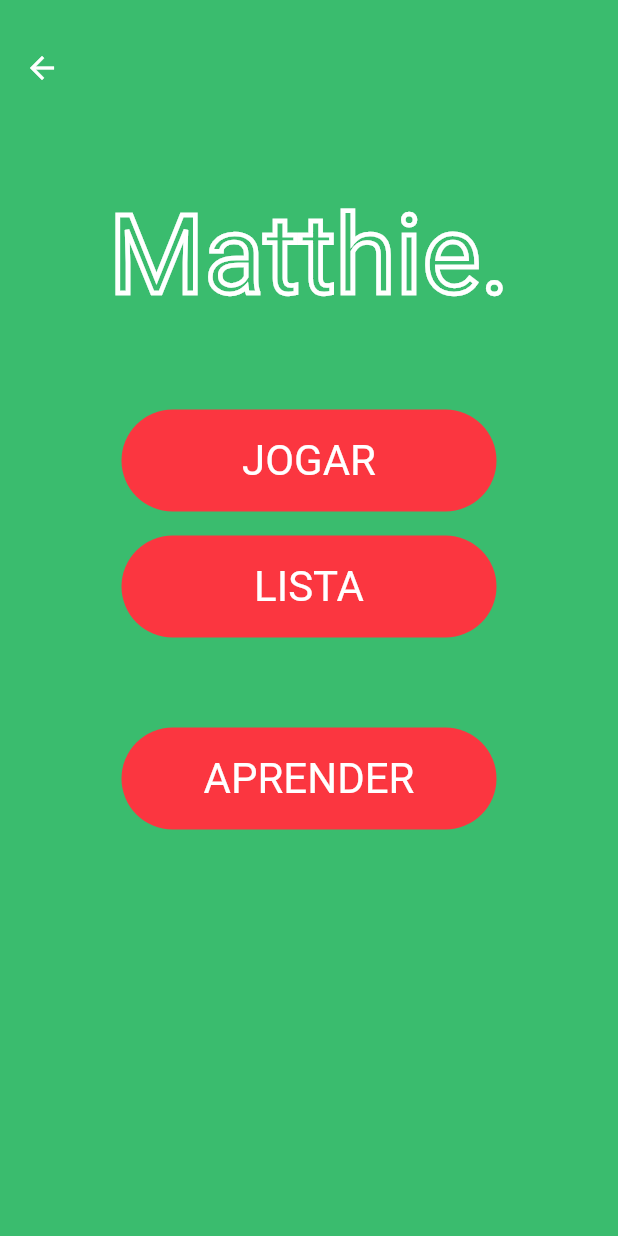
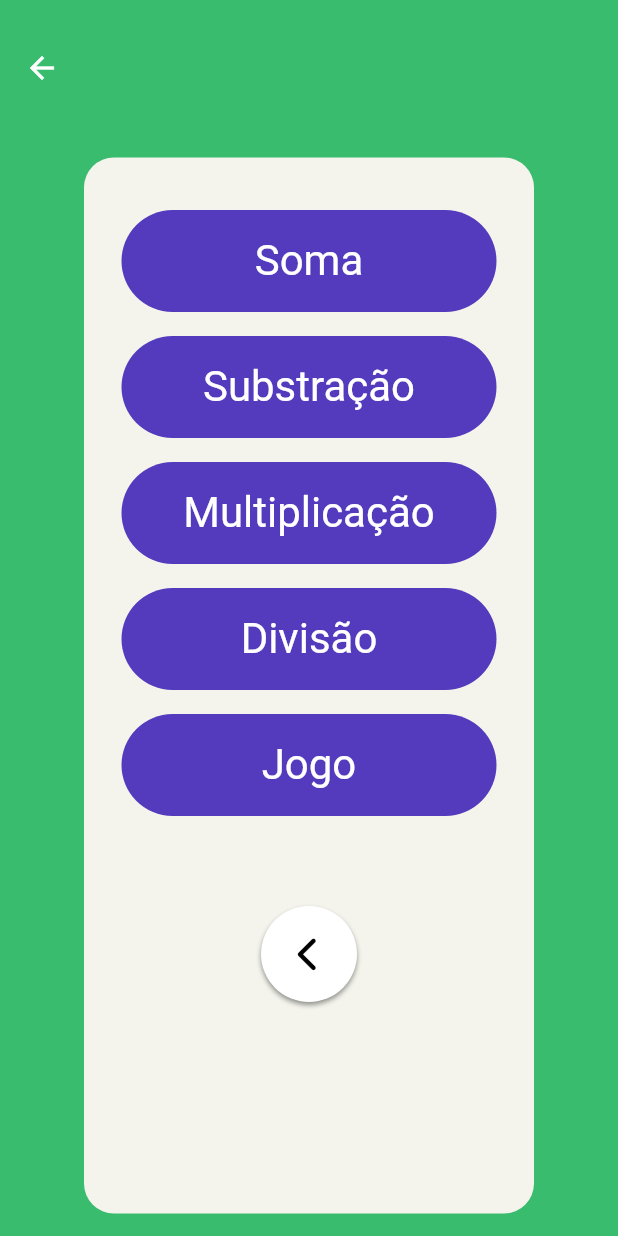
Before and after one commit to bruno9800/math_game, a Flutter app: the LearningPage screen opened directly, on a phone screen of 412 x 824 dp. Run offline on Flutter 3.47's test engine with Material 2 defaults, Android fonts, the phone set to English and light mode, and no system bars; our stand-ins replace cloud_firestore, firebase_auth, firebase_core, font_awesome_flutter, google_sign_in; accounts and stored records are empty.

Commit message:
Atualização Paginas

```diff
--- a/lib/common/custom_theme.dart
+++ b/lib/common/custom_theme.dart
@@ -3,7 +3,10 @@
 import 'package:flutter/material.dart';
 
 class CustomTheme {
+  static const Color BackgroundColor = Color(0xffF4F4ED);
   static const Color Matthie = Color(0xff3ABC6E);
+  static const Color Button = Color(0xff543ABC);
+  static const Color ButtonGame = Color(0xffFFFFFF);
   static const Color BackColor = Color(0xff011638);
   static const Color ForeColor = Colors.white;
   static const Color Black = Colors.black;
--- a/lib/pages/learning_page.dart
+++ b/lib/pages/learning_page.dart
@@ -2,6 +2,10 @@ import 'package:flutter/material.dart';
 import 'package:font_awesome_flutter/font_awesome_flutter.dart';
 import 'package:math_game/common/custom_icon_button.dart';
 import 'package:math_game/common/custom_theme.dart';
+import 'package:math_game/pages/divide_page.dart';
+import 'package:math_game/pages/multiply_page.dart';
+import 'package:math_game/pages/subtract_page.dart';
+import 'package:math_game/pages/sum_page.dart';
 
 import '../common/custom_button.dart';
 import 'config_page.dart';
@@ -25,54 +29,77 @@ class LearningPage extends StatelessWidget {
       body: Padding(
         padding: EdgeInsets.all(15.0),
         child: Center(
+          child: Container(
+            width: 300,
+            decoration: BoxDecoration(
+              border: Border.all(
+                color: Colors.transparent,
+                width: 5,
+                style:BorderStyle.solid,
+              ),
+                borderRadius: BorderRadius.circular(20),
+              color: CustomTheme.BackgroundColor,
+            ),
             child: Column(children: [
-            SizedBox(height: 22),
-            Row(
-              mainAxisAlignment: MainAxisAlignment.spaceBetween,
-            ),
-            Text('Matthie.',
-                style: TextStyle(
-                    fontSize: 73,
-                    foreground: Paint()
-                      ..style = PaintingStyle.stroke
-                      ..strokeWidth = 3
-                      ..color = Colors.white)),
-            SizedBox(height: 60),
+              SizedBox(height: 30),
               CustomButton(
-              color: CustomTheme.RED,
-              label: 'JOGAR',
-              onPressed: () {
+                color: CustomTheme.Button,
+                label: 'Soma',
+                onPressed: (){
                   Navigator.push(
                     context,
-                  MaterialPageRoute(builder: (context) => const GamePage()),
+                    MaterialPageRoute(builder: (context) => const SumPage()),
                   );
-                print('entrou');
                 },
               ),
               SizedBox(height: 16),
               CustomButton(
-              color: CustomTheme.RED,
-              label: 'LISTA',
-              onPressed: () {
+                color: CustomTheme.Button,
+                label: 'Substração',
+                onPressed: (){
                   Navigator.push(
                     context,
-                  MaterialPageRoute(builder: (context) => const ListPage()),
+                    MaterialPageRoute(builder: (context) => const SubtractPage()),
                   );
                 },
               ),
-            SizedBox(height: 60),
+              SizedBox(height: 16),
               CustomButton(
-              color: CustomTheme.RED,
-              label: 'APRENDER',
-              onPressed: () {
+                color: CustomTheme.Button,
+                label: 'Multiplicação',
+                onPressed: (){
                   Navigator.push(
                     context,
-                  MaterialPageRoute(builder: (context) => const LearningPage()),
+                    MaterialPageRoute(builder: (context) => const MultiplyPage()),
                   );
-                print('entrou');
                 },
               ),
+              SizedBox(height: 16),
+              CustomButton(
+                color: CustomTheme.Button,
+                label: 'Divisão',
+                onPressed: (){
+                  Navigator.push(
+                    context,
+                    MaterialPageRoute(builder: (context) => const DividePage()),
+                  );
+                },
+              ),
+              SizedBox(height: 16),
+              CustomButton(
+                color: CustomTheme.Button,
+                label: 'Jogo',
+                onPressed: null,
+              ),
+              SizedBox(height: 60),
+              CustomIconButton(
+                  icon: FontAwesomeIcons.chevronLeft,
+                  onPressed: (){
+                    Navigator.pop(context);
+                  }
+              )
             ]),
+          ),
         ),
       ),
     );
```
Also changed, not shown: lib/pages/divide_page.dart (added, +19 -0 lines), lib/pages/home_page.dart (+13 -10 lines), lib/pages/levels_page.dart (added, +19 -0 lines), lib/pages/multiply_page.dart (added, +18 -0 lines), lib/pages/subtract_page.dart (added, +18 -0 lines), lib/pages/sum_page.dart (added, +43 -0 lines). Lines whose indentation alone changed are shown as unchanged.
